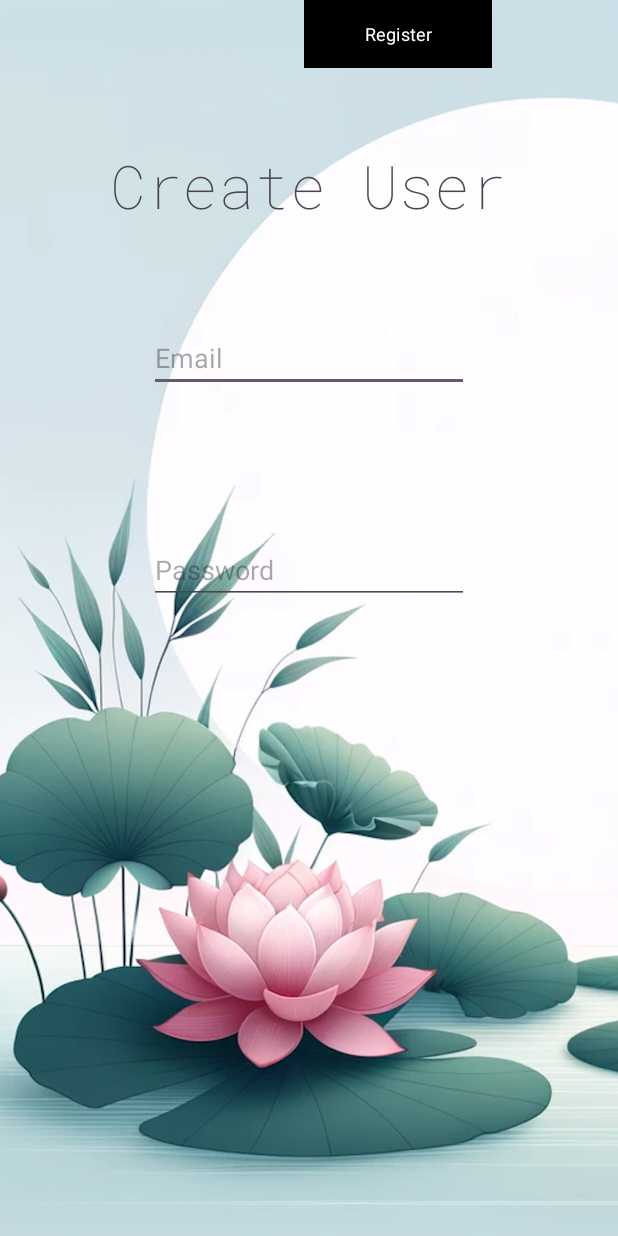
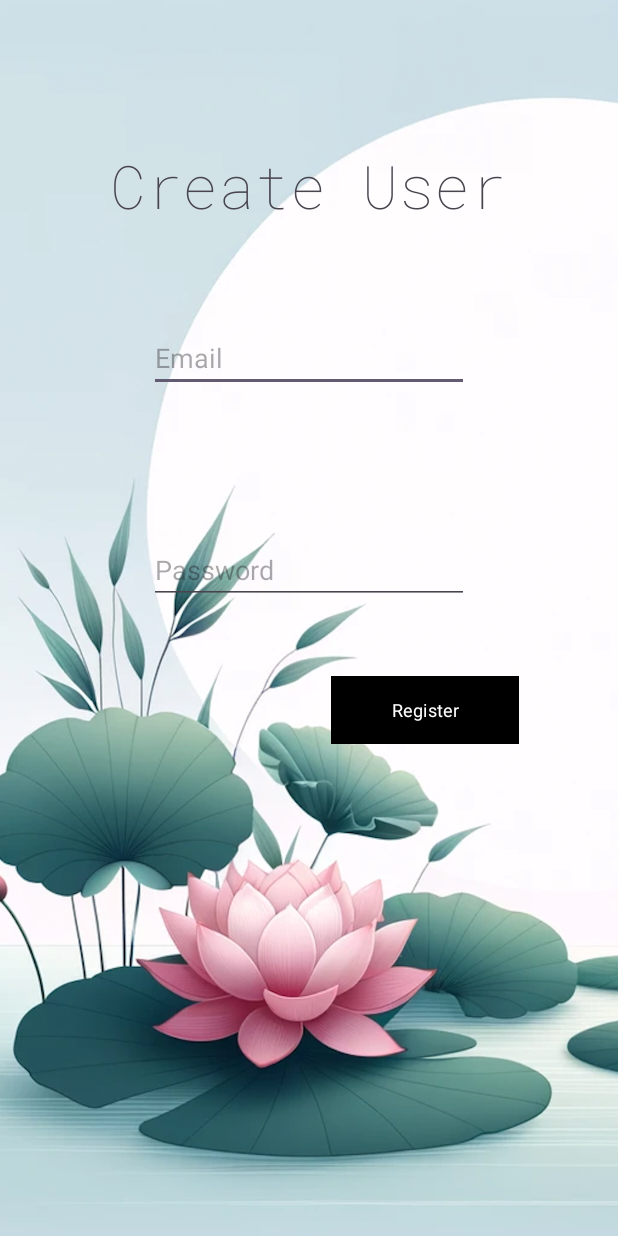
Before and after one commit to iFernandez96/Lotus, an Android app: the CreateUserActivity screen opened directly, with no data from a screen before it, on a phone screen of 412 x 824 dp. Run offline under Robolectric (Android 15) with nearby library versions, the phone set to English and light mode, and no system bars; our stand-ins replace Room's generated code; Roboto replaces fonts that are not available here.

Commit message:
Linked buttons from LoginActivity to CreateUserActivity

```diff
--- a/app/src/main/res/layout/activity_create_user.xml
+++ b/app/src/main/res/layout/activity_create_user.xml
@@ -55,14 +55,15 @@
         android:id="@+id/button2"
         android:layout_width="125dp"
         android:layout_height="45dp"
+        android:layout_marginTop="48dp"
         android:background="@color/black"
         android:fontFamily="@font/vast_shadow"
         android:text="Register"
         android:textSize="12dp"
         app:backgroundTint="@color/black"
         app:layout_constraintEnd_toEndOf="parent"
-        app:layout_constraintHorizontal_bias="0.706"
+        app:layout_constraintHorizontal_bias="0.769"
         app:layout_constraintStart_toStartOf="parent"
-        tools:layout_editor_absoluteY="432dp" />
+        app:layout_constraintTop_toBottomOf="@+id/editTextTextPassword2" />
 
 </androidx.constraintlayout.widget.ConstraintLayout>
```
Also changed, not shown: app/src/main/java/com/example/lotus/CreateUserActivity.java (+19 -0 lines), app/src/main/java/com/example/lotus/LoginActivity.java (+11 -0 lines).
